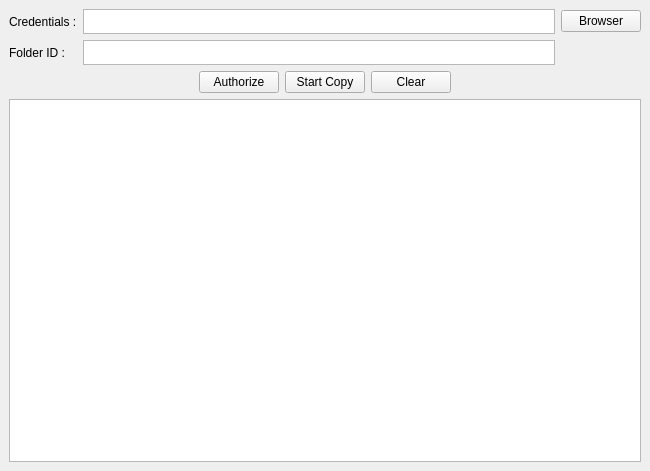
Qt form mainwindow.ui (topkiss123/GDriveCopy) before a commit.
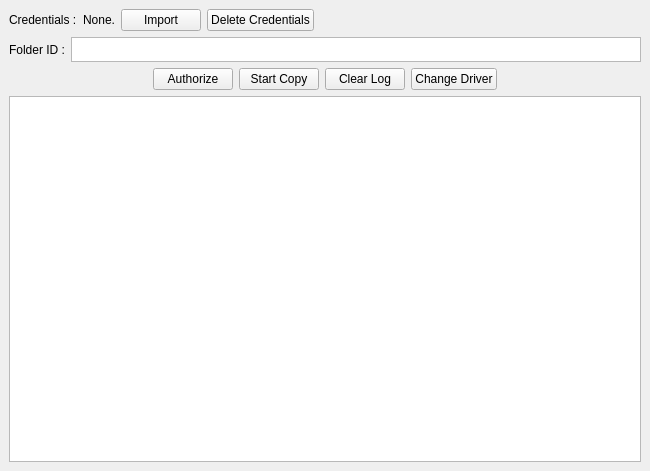
The same form after that commit.

```diff
--- a/mainwindow.ui
+++ b/mainwindow.ui
@@ -28,35 +28,81 @@
    </property>
    <layout class="QVBoxLayout" name="verticalLayout">
     <item>
-     <layout class="QGridLayout" name="gridLayout_2" columnstretch="0,0,0" rowminimumheight="0,0,0" columnminimumwidth="0,0,0">
-      <property name="topMargin">
-       <number>0</number>
-      </property>
-      <property name="horizontalSpacing">
-       <number>-1</number>
-      </property>
-      <item row="0" column="2">
-       <widget class="QPushButton" name="file_browser">
-        <property name="text">
-         <string>Browser</string>
-        </property>
-       </widget>
-      </item>
-      <item row="0" column="0">
+     <layout class="QHBoxLayout" name="horizontalLayout">
+      <item>
        <widget class="QLabel" name="credentials_label">
+        <property name="sizePolicy">
+         <sizepolicy hsizetype="Fixed" vsizetype="Preferred">
+          <horstretch>0</horstretch>
+          <verstretch>0</verstretch>
+         </sizepolicy>
+        </property>
         <property name="text">
          <string>Credentials :</string>
         </property>
        </widget>
       </item>
-      <item row="2" column="0">
+      <item>
+       <widget class="QLabel" name="cred_status_label">
+        <property name="sizePolicy">
+         <sizepolicy hsizetype="Fixed" vsizetype="Preferred">
+          <horstretch>0</horstretch>
+          <verstretch>0</verstretch>
+         </sizepolicy>
+        </property>
+        <property name="text">
+         <string>None.</string>
+        </property>
+       </widget>
+      </item>
+      <item>
+       <widget class="QPushButton" name="file_browser">
+        <property name="sizePolicy">
+         <sizepolicy hsizetype="Minimum" vsizetype="Fixed">
+          <horstretch>0</horstretch>
+          <verstretch>0</verstretch>
+         </sizepolicy>
+        </property>
+        <property name="text">
+         <string>Import</string>
+        </property>
+       </widget>
+      </item>
+      <item>
+       <widget class="QPushButton" name="change_cred">
+        <property name="text">
+         <string>Delete Credentials</string>
+        </property>
+       </widget>
+      </item>
+      <item>
+       <spacer name="horizontalSpacer_3">
+        <property name="orientation">
+         <enum>Qt::Horizontal</enum>
+        </property>
+        <property name="sizeHint" stdset="0">
+         <size>
+          <width>40</width>
+          <height>20</height>
+         </size>
+        </property>
+       </spacer>
+      </item>
+     </layout>
+    </item>
+    <item>
+     <layout class="QHBoxLayout" name="horizontalLayout_2">
+      <property name="topMargin">
+       <number>0</number>
+      </property>
+      <item>
        <widget class="QLabel" name="folder_label">
         <property name="text">
          <string>Folder ID :</string>
         </property>
        </widget>
       </item>
-      <item row="2" column="1">
+      <item>
        <widget class="QPlainTextEdit" name="folder_id">
         <property name="sizePolicy">
          <sizepolicy hsizetype="Expanding" vsizetype="Preferred">
@@ -75,25 +121,6 @@
         </property>
        </widget>
       </item>
-      <item row="0" column="1">
-       <widget class="QPlainTextEdit" name="credentials_path">
-        <property name="sizePolicy">
-         <sizepolicy hsizetype="Expanding" vsizetype="Preferred">
-          <horstretch>0</horstretch>
-          <verstretch>0</verstretch>
-         </sizepolicy>
-        </property>
-        <property name="maximumSize">
-         <size>
-          <width>16777215</width>
-          <height>25</height>
-         </size>
-        </property>
-        <property name="acceptDrops">
-         <bool>false</bool>
-        </property>
-       </widget>
-      </item>
      </layout>
     </item>
     <item>
@@ -128,7 +155,14 @@
       <item>
        <widget class="QPushButton" name="clear">
         <property name="text">
-         <string>Clear</string>
+         <string>Clear Log</string>
+        </property>
+       </widget>
+      </item>
+      <item>
+       <widget class="QPushButton" name="change_user">
+        <property name="text">
+         <string>Change Driver</string>
         </property>
        </widget>
       </item>
```
Left out of the diff: 50 changed lines with no effect on the pictures.
